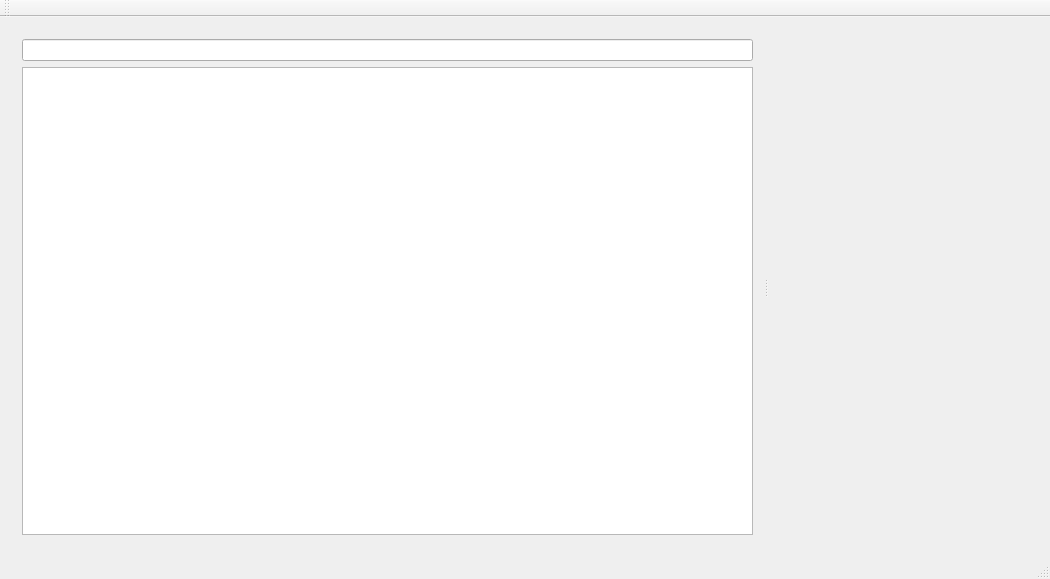
Before: the Qt Designer form zeal/mainwindow.ui in zealdocs/zeal, drawn with Qt 5.
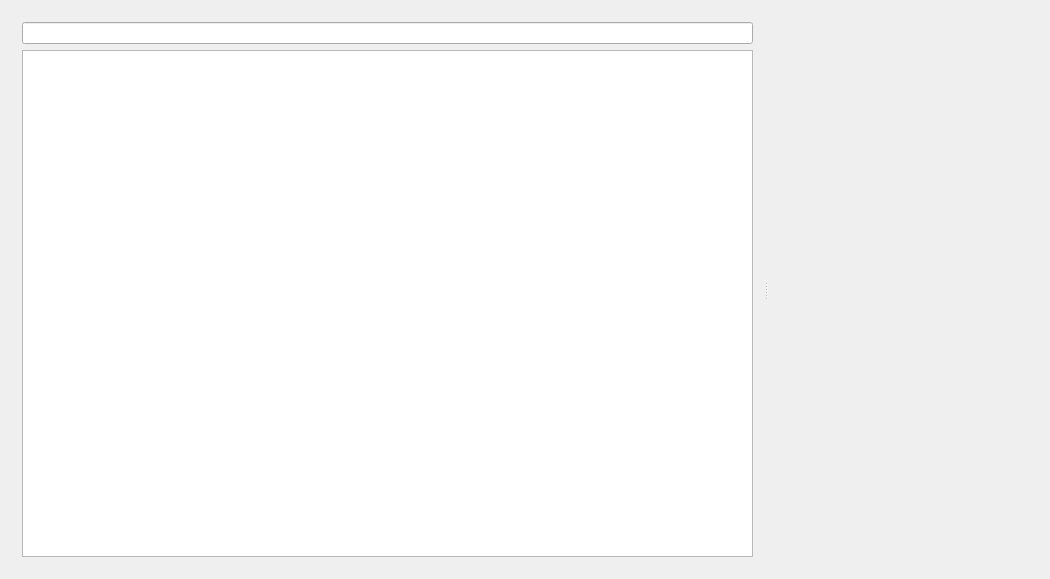
After: the same form once the commit is applied. Custom widgets are drawn as their Qt base class.

Commit message: Removed unused toolbar and status bar

Patch:
```diff
--- a/zeal/mainwindow.ui
+++ b/zeal/mainwindow.ui
@@ -55,15 +55,6 @@
     </rect>
    </property>
   </widget>
-  <widget class="QToolBar" name="mainToolBar">
-   <attribute name="toolBarArea">
-    <enum>TopToolBarArea</enum>
-   </attribute>
-   <attribute name="toolBarBreak">
-    <bool>false</bool>
-   </attribute>
-  </widget>
-  <widget class="QStatusBar" name="statusBar"/>
  </widget>
  <layoutdefault spacing="6" margin="11"/>
  <customwidgets>
```
Left out of the diff: 2 changed lines with no effect on the pictures.
